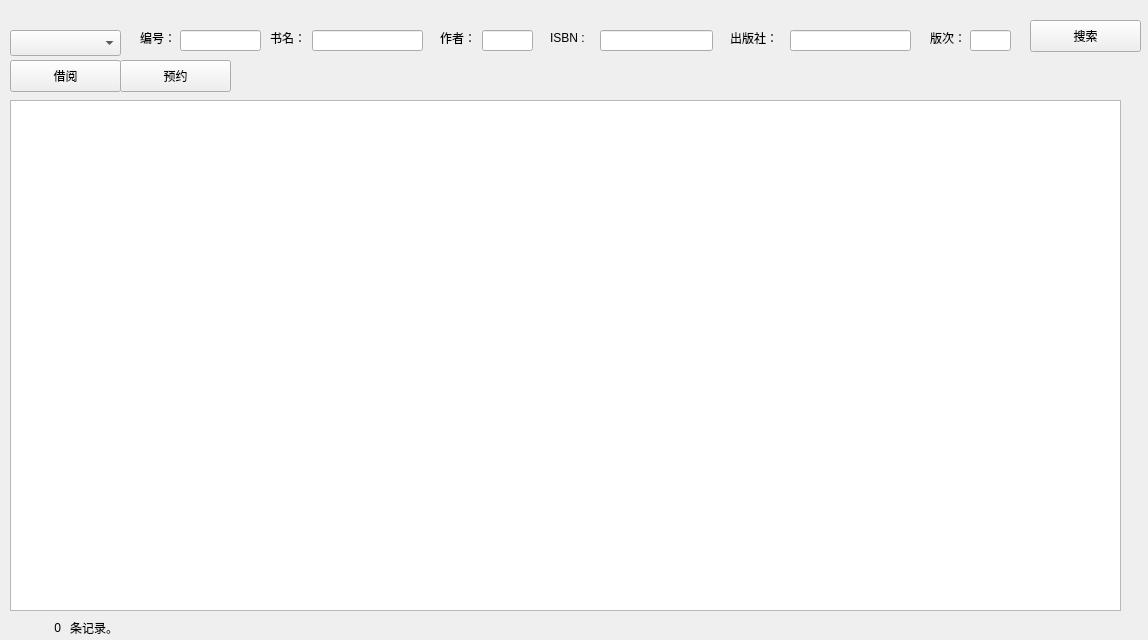
The window that search.ui (duule/LMS) describes before a commit, drawn with Qt 5.
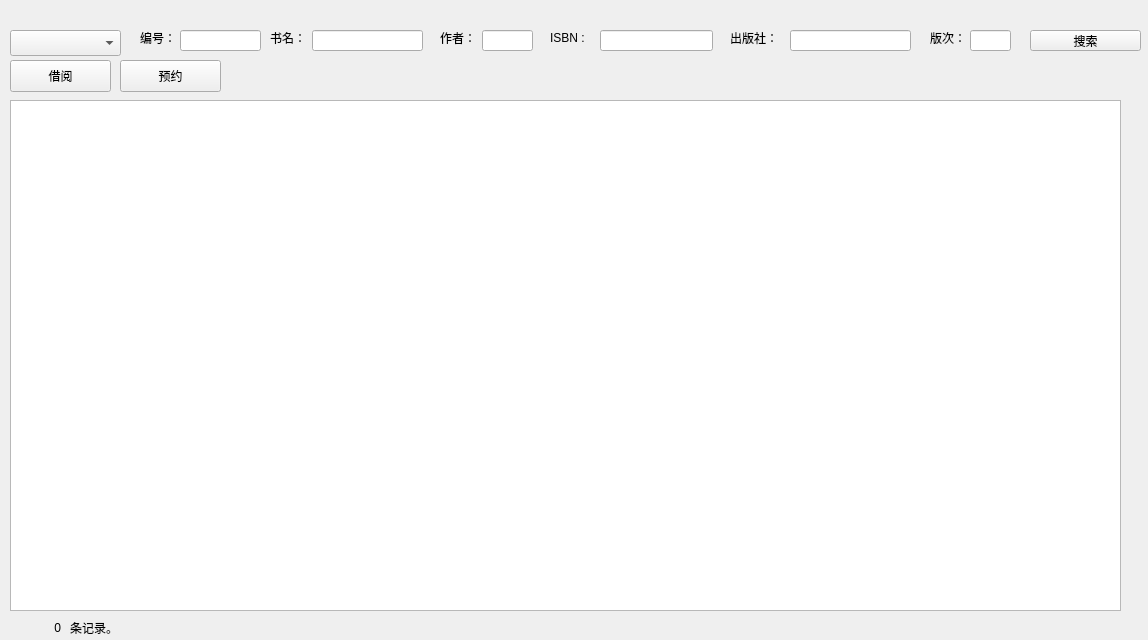
The same window after the commit.

```diff
--- a/search.ui
+++ b/search.ui
@@ -77,9 +77,9 @@
    <property name="geometry">
     <rect>
      <x>1030</x>
-     <y>20</y>
+     <y>30</y>
      <width>111</width>
-     <height>32</height>
+     <height>21</height>
     </rect>
    </property>
    <property name="text">
@@ -218,7 +218,7 @@
     <rect>
      <x>10</x>
      <y>60</y>
-     <width>111</width>
+     <width>101</width>
      <height>32</height>
     </rect>
    </property>
@@ -231,7 +231,7 @@
     <rect>
      <x>120</x>
      <y>60</y>
-     <width>111</width>
+     <width>101</width>
      <height>32</height>
     </rect>
    </property>
```
